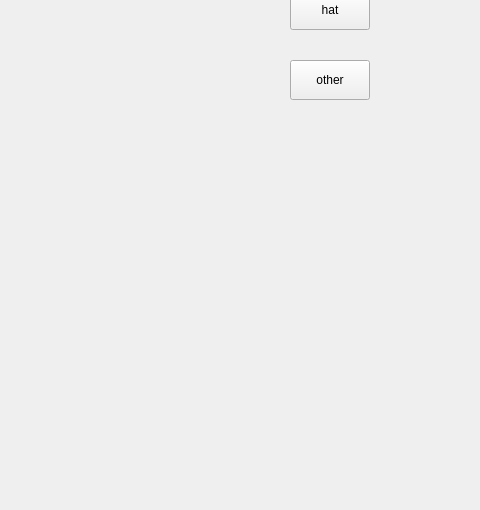
Above: QtApplication/mainWindow.ui from RTEP-zero-to-one/FacialDecoration before the change; both pictures show x 620 to 1100 and y 107 to 617 of the 1100 by 800 pixel window. Below: the same form after it.
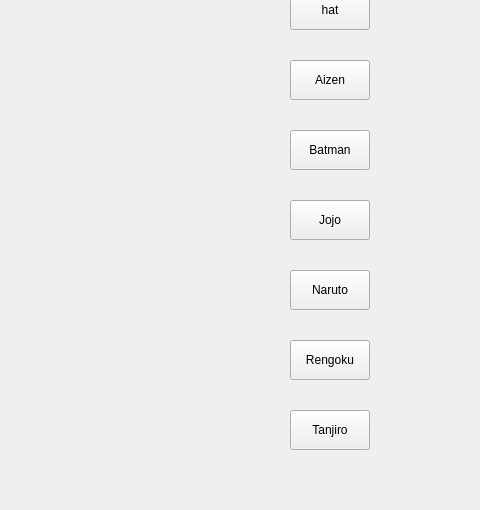
That is the form after the change.

Commit message: add decorate buttons

What changed in the file:
```diff
--- a/QtApplication/mainWindow.ui
+++ b/QtApplication/mainWindow.ui
@@ -113,7 +113,7 @@
      </rect>
     </property>
     <property name="text">
-     <string>other</string>
+     <string>Aizen</string>
     </property>
     <property name="checkable">
      <bool>true</bool>
@@ -317,6 +317,101 @@
      <string>WIND</string>
     </property>
    </widget>
+   <widget class="QPushButton" name="batmanDecoration">
+    <property name="enabled">
+     <bool>true</bool>
+    </property>
+    <property name="geometry">
+     <rect>
+      <x>910</x>
+      <y>220</y>
+      <width>80</width>
+      <height>40</height>
+     </rect>
+    </property>
+    <property name="text">
+     <string>Batman</string>
+    </property>
+    <property name="checkable">
+     <bool>true</bool>
+    </property>
+   </widget>
+   <widget class="QPushButton" name="jojoDecoration">
+    <property name="enabled">
+     <bool>true</bool>
+    </property>
+    <property name="geometry">
+     <rect>
+      <x>910</x>
+      <y>290</y>
+      <width>80</width>
+      <height>40</height>
+     </rect>
+    </property>
+    <property name="text">
+     <string>Jojo</string>
+    </property>
+    <property name="checkable">
+     <bool>true</bool>
+    </property>
+   </widget>
+   <widget class="QPushButton" name="narutoDecoration">
+    <property name="enabled">
+     <bool>true</bool>
+    </property>
+    <property name="geometry">
+     <rect>
+      <x>910</x>
+      <y>360</y>
+      <width>80</width>
+      <height>40</height>
+     </rect>
+    </property>
+    <property name="text">
+     <string>Naruto</string>
+    </property>
+    <property name="checkable">
+     <bool>true</bool>
+    </property>
+   </widget>
+   <widget class="QPushButton" name="rengokuDecoration">
+    <property name="enabled">
+     <bool>true</bool>
+    </property>
+    <property name="geometry">
+     <rect>
+      <x>910</x>
+      <y>430</y>
+      <width>80</width>
+      <height>40</height>
+     </rect>
+    </property>
+    <property name="text">
+     <string>Rengoku</string>
+    </property>
+    <property name="checkable">
+     <bool>true</bool>
+    </property>
+   </widget>
+   <widget class="QPushButton" name="tanjiroDecoration">
+    <property name="enabled">
+     <bool>true</bool>
+    </property>
+    <property name="geometry">
+     <rect>
+      <x>910</x>
+      <y>500</y>
+      <width>80</width>
+      <height>40</height>
+     </rect>
+    </property>
+    <property name="text">
+     <string>Tanjiro</string>
+    </property>
+    <property name="checkable">
+     <bool>true</bool>
+    </property>
+   </widget>
   </widget>
   <widget class="QMenuBar" name="menuBar">
    <property name="enabled">
```
Left out of the diff: 2 changed lines with no effect on the pictures. The commit also changes 1 other file.
